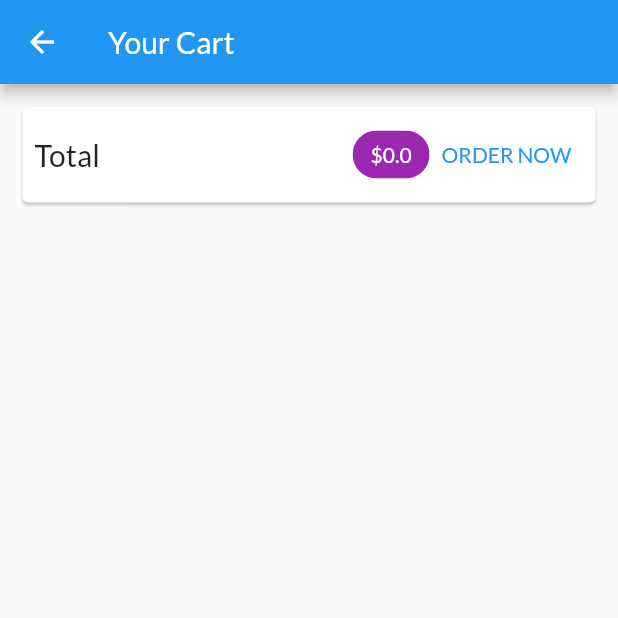
After one commit to nukeolay/shop_app, a Flutter app: the CartScreen screen opened by its route, on a phone screen of 412 x 824 dp, the top half of it. The commit adds this screen. Run offline on Flutter 3.47's test engine with Material 2 defaults, Android fonts, the phone set to English and light mode, and no system bars; network calls fail.

```diff
--- a/lib/main.dart
+++ b/lib/main.dart
@@ -1,5 +1,6 @@
 import 'package:flutter/material.dart';
 import 'package:provider/provider.dart';
+import './screens/cart_screen.dart';
 import './providers/cart.dart';
 import './providers/products.dart';
 import './screens/product_detail_screen.dart';
@@ -34,6 +35,7 @@
         home: const ProductsOverviewScreen(),
         routes: {
           ProductDetailScreen.routeName: (ctx) => const ProductDetailScreen(),
+          CartScreen.routeName: (ctx) => const CartScreen(),
         },
       ),
     );
--- a/lib/providers/cart.dart
+++ b/lib/providers/cart.dart
@@ -22,7 +22,23 @@
   }
 
   int get itemCount {
-    return _items!.length;
+    int count = 0;
+    _items!.forEach(
+      (key, cartItem) {
+        count += cartItem.quantity;
+      },
+    );
+    return count;
+  }
+
+  double get totalAmount {
+    double total = 0.0;
+    _items!.forEach(
+      (key, cartItem) {
+        total += cartItem.price * cartItem.quantity;
+      },
+    );
+    return total;
   }
 
   void addItem(
@@ -52,4 +68,9 @@
     }
     notifyListeners();
   }
+
+  void removeItem(String productId) {
+    _items!.remove(productId);
+    notifyListeners();
+  }
 }
--- /dev/null
+++ b/lib/screens/cart_screen.dart
@@ -0,0 +1,67 @@
+import 'package:flutter/material.dart';
+import 'package:provider/provider.dart';
+import '../providers/cart.dart' show Cart;
+import '../widgets/cart_item.dart';
+
+class CartScreen extends StatelessWidget {
+  const CartScreen({Key? key}) : super(key: key);
+  static const routeName = '/cart';
+
+  @override
+  Widget build(BuildContext context) {
+    Cart cart = Provider.of<Cart>(context);
+    return Scaffold(
+      appBar: AppBar(
+        title: const Text('Your Cart'),
+      ),
+      body: Column(
+        children: [
+          Card(
+            margin: const EdgeInsets.all(15),
+            child: Padding(
+              padding: const EdgeInsets.all(8.0),
+              child: Row(
+                mainAxisAlignment: MainAxisAlignment.spaceBetween,
+                children: [
+                  const Text(
+                    'Total',
+                    style: TextStyle(fontSize: 20),
+                  ),
+                  const Spacer(),
+                  Chip(
+                    label: Text(
+                      '\$${cart.totalAmount}',
+                      style: TextStyle(
+                          color: Theme.of(context)
+                              .primaryTextTheme
+                              .headline6!
+                              .color),
+                    ),
+                    backgroundColor: Theme.of(context).primaryColor,
+                  ),
+                  TextButton(
+                    onPressed: () {},
+                    child: const Text('ORDER NOW'),
+                  )
+                ],
+              ),
+            ),
+          ),
+          const SizedBox(height: 10),
+          Expanded(
+            child: ListView.builder(
+              itemCount: cart.cartItems!.length,
+              itemBuilder: (ctx, index) => CartItem(
+                id: cart.cartItems!.values.toList()[index].id,
+                productId: cart.cartItems!.keys.toList()[index],
+                title: cart.cartItems!.values.toList()[index].title,
+                quantity: cart.cartItems!.values.toList()[index].quantity,
+                price: cart.cartItems!.values.toList()[index].price,
+              ),
+            ),
+          ),
+        ],
+      ),
+    );
+  }
+}
```
Also changed, not shown: lib/screens/product_detail_screen.dart (+36 -2 lines), lib/screens/products_overview_screen.dart (+5 -3 lines), lib/widgets/cart_item.dart (added, +64 -0 lines).
